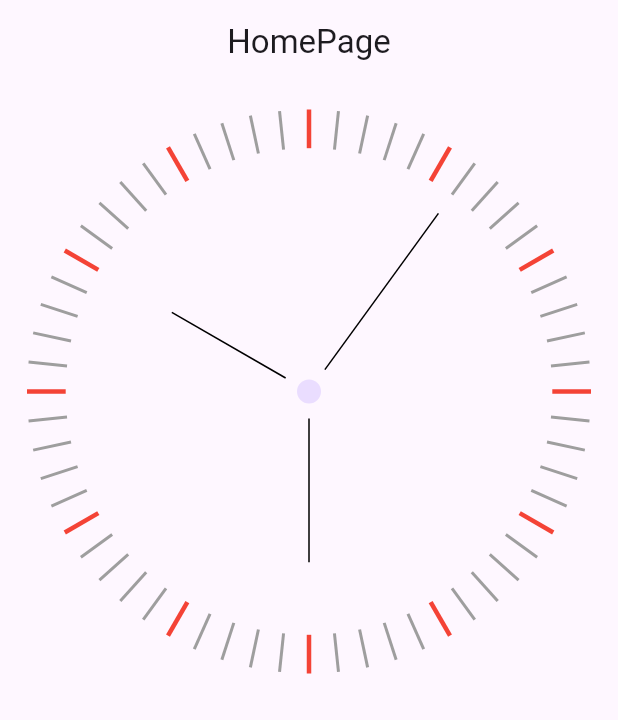
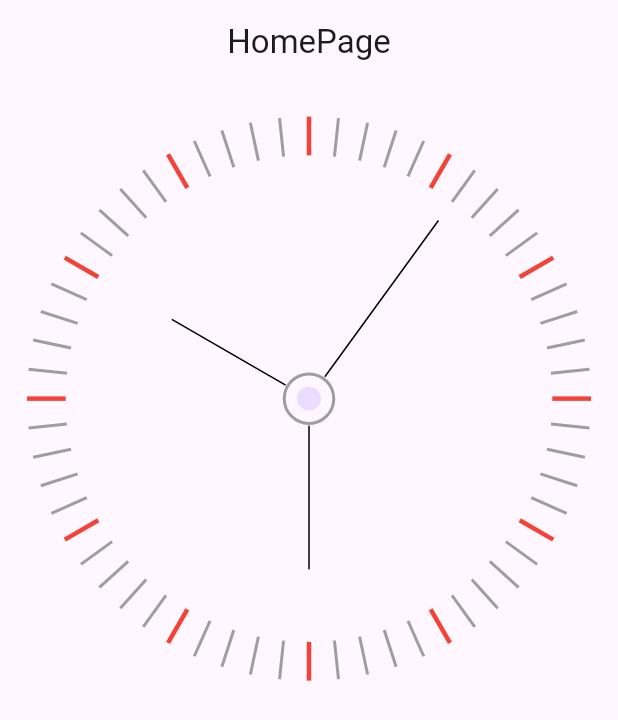
Before and after one commit to IamJayGondaliya/Live-Analog-Clock-Flutter, a Flutter app: the screen it shows after launch, on a phone screen of 412 x 824 dp. Shown: the top 720 px of the screen. Run offline on Flutter 3.47's test engine with Material 2 defaults, Android fonts, the phone set to English and light mode, and no system bars.

Commit message:
ui updated

```diff
--- a/lib/views/screens/home_page.dart
+++ b/lib/views/screens/home_page.dart
@@ -97,6 +97,17 @@ class _HomePageState extends State<HomePage> {
                   ),
                 ),
               ),
+              Container(
+                height: 35,
+                width: 35,
+                decoration: BoxDecoration(
+                  shape: BoxShape.circle,
+                  border: Border.all(
+                    color: Colors.grey,
+                    width: 2,
+                  ),
+                ),
+              ),
               //Dot
               CircleAvatar(
                 radius: 8,
```
